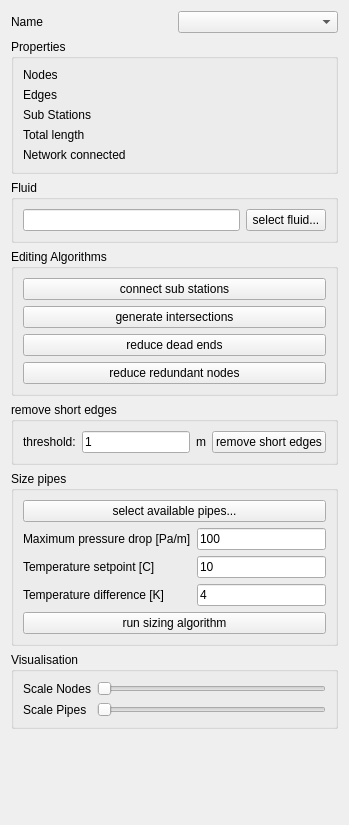
First picture: the form in SIM-VICUS/src/SVPropNetworkGeometryWidget.ui, repository ghorwin/SIM-VICUS, before the edit.
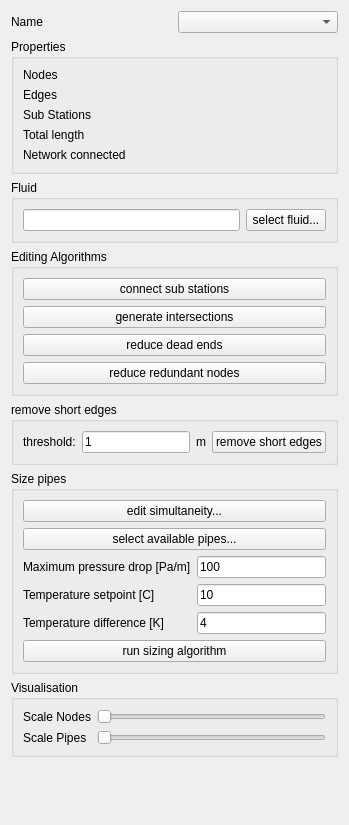
Second picture: the form after the edit. Custom widgets are drawn as their Qt base class.

Commit message: implement network simultaneity dialog and algorithm

What changed in the file:
```diff
--- a/SIM-VICUS/src/SVPropNetworkGeometryWidget.ui
+++ b/SIM-VICUS/src/SVPropNetworkGeometryWidget.ui
@@ -234,6 +234,13 @@
       <string>Size pipes</string>
      </property>
      <layout class="QVBoxLayout" name="verticalLayout">
+      <item>
+       <widget class="QPushButton" name="pushButtonEditSimultaneity">
+        <property name="text">
+         <string>edit simultaneity...</string>
+        </property>
+       </widget>
+      </item>
       <item>
        <widget class="QPushButton" name="pushButtonSelectPipes">
         <property name="text">
```
The commit also changes 8 other files.
